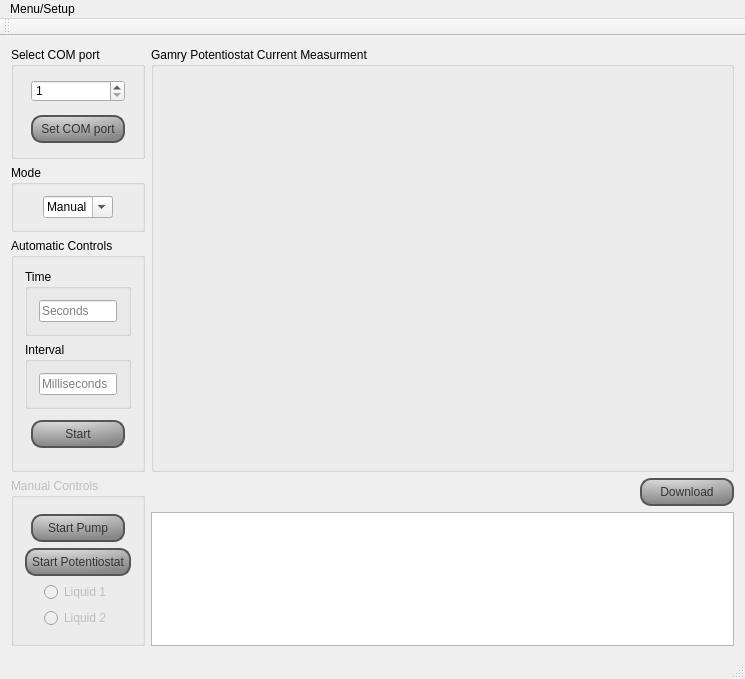
This is user-interface/ExperimentControl/mainwindow.ui in atraastrum/project-a-elec-e8002 as Qt 5 draws it before an edit. The edited form follows.
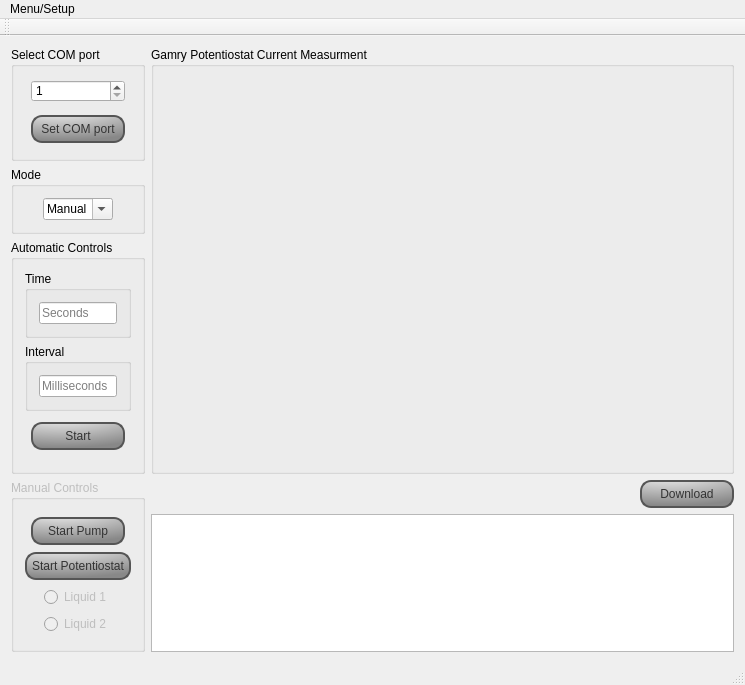
This is the edited form. Custom widgets are drawn as their Qt base class.

Commit message: Stoping and starting experiment functionality with manual control

```diff
--- a/user-interface/ExperimentControl/mainwindow.ui
+++ b/user-interface/ExperimentControl/mainwindow.ui
@@ -7,7 +7,7 @@
     <x>0</x>
     <y>0</y>
     <width>745</width>
-    <height>679</height>
+    <height>685</height>
    </rect>
   </property>
   <property name="windowTitle">
@@ -420,10 +420,10 @@
       <widget class="QCustomPlot" name="graphWindow" native="true">
        <property name="geometry">
         <rect>
-         <x>40</x>
+         <x>30</x>
          <y>30</y>
          <width>511</width>
-         <height>351</height>
+         <height>361</height>
         </rect>
        </property>
       </widget>
```
Left out of the diff: 2 changed lines with no effect on the pictures. The commit also changes 1 other file.
